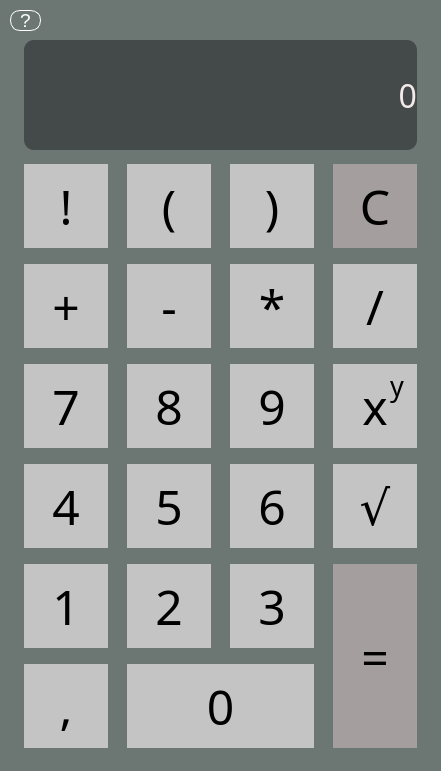
This is src/mainwindow.ui in Wertik/ivs-proj-02 as Qt 5 draws it before an edit. The edited form follows.
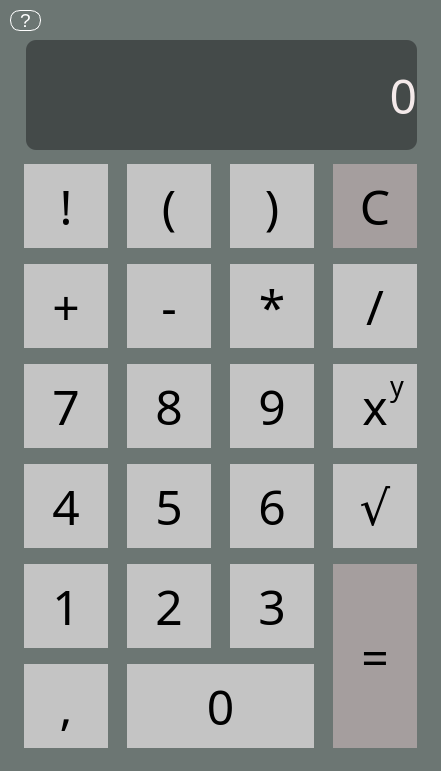
This is the edited form.

Commit message: Font shrinkage. Resolves #15

```diff
--- a/src/mainwindow.ui
+++ b/src/mainwindow.ui
@@ -522,16 +522,16 @@
    <widget class="QLabel" name="label">
     <property name="geometry">
      <rect>
-      <x>24</x>
+      <x>26</x>
       <y>40</y>
-      <width>393</width>
+      <width>391</width>
       <height>110</height>
      </rect>
     </property>
     <property name="font">
      <font>
       <family>Inria Sans Light</family>
-      <pointsize>24</pointsize>
+      <pointsize>36</pointsize>
      </font>
     </property>
     <property name="layoutDirection">
```
The commit also changes 2 other files.
